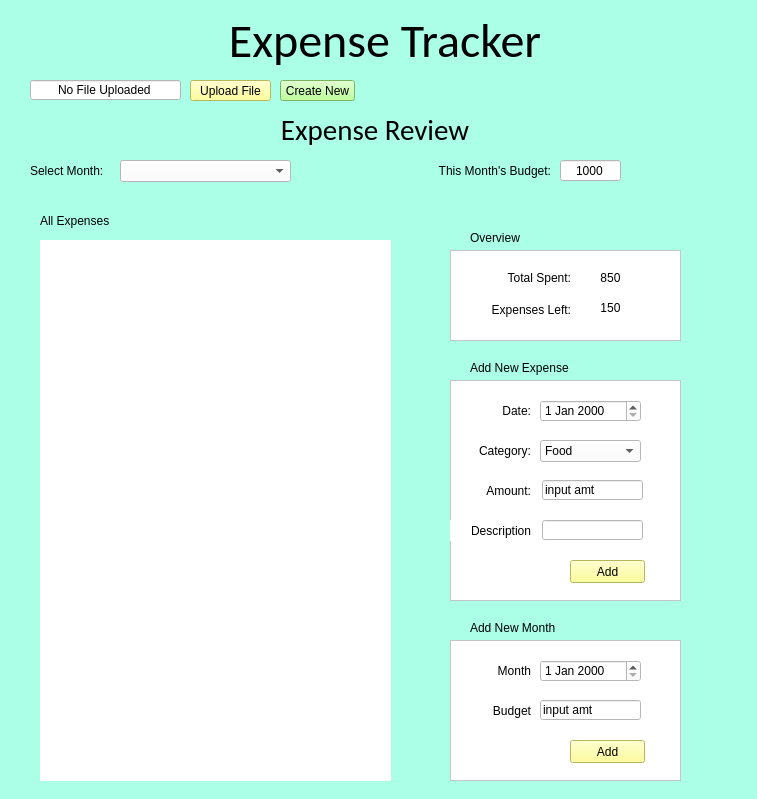
Old version of the form ExpenseTracker.ui in the repository darrylkwok/expense-tracker.
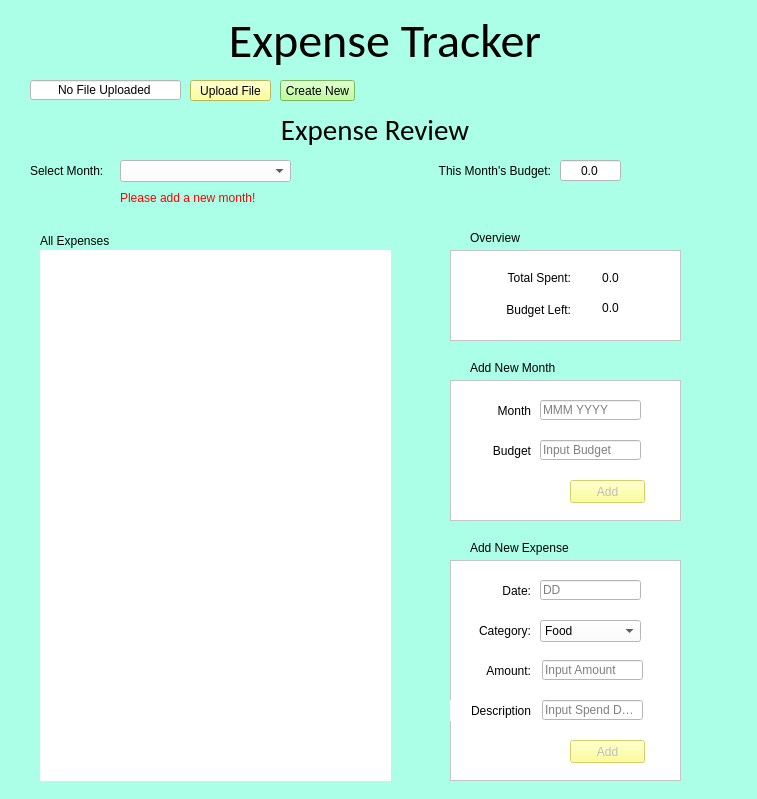
New version of the form.

Commit message: Add total monthly and daily expenses calculation

Diff of the .ui file:
```diff
--- a/ExpenseTracker.ui
+++ b/ExpenseTracker.ui
@@ -167,7 +167,7 @@
      <string notr="true">background-color: rgb(255, 255, 255);</string>
     </property>
     <property name="text">
-     <string>1000</string>
+     <string>0.0</string>
     </property>
     <property name="alignment">
      <set>Qt::AlignCenter</set>
@@ -199,7 +199,7 @@
     <property name="geometry">
      <rect>
       <x>40</x>
-      <y>210</y>
+      <y>230</y>
       <width>161</width>
       <height>21</height>
      </rect>
@@ -215,7 +215,7 @@
     <property name="geometry">
      <rect>
       <x>470</x>
-      <y>620</y>
+      <y>360</y>
       <width>141</width>
       <height>16</height>
      </rect>
@@ -287,7 +287,7 @@
       <string notr="true">font: 10pt &quot;MS Shell Dlg 2&quot;;</string>
      </property>
      <property name="text">
-      <string>850</string>
+      <string>0.0</string>
      </property>
      <property name="alignment">
       <set>Qt::AlignCenter</set>
@@ -315,7 +315,7 @@
       <string notr="true">font: 9pt &quot;MS Shell Dlg 2&quot;;</string>
      </property>
      <property name="text">
-      <string>Expenses Left:</string>
+      <string>Budget Left:</string>
      </property>
      <property name="alignment">
       <set>Qt::AlignRight|Qt::AlignTrailing|Qt::AlignVCenter</set>
@@ -334,7 +334,7 @@
       <string notr="true">font: 10pt &quot;MS Shell Dlg 2&quot;;</string>
      </property>
      <property name="text">
-      <string>150</string>
+      <string>0.0</string>
      </property>
      <property name="alignment">
       <set>Qt::AlignCenter</set>
@@ -345,7 +345,7 @@
     <property name="geometry">
      <rect>
       <x>450</x>
-      <y>640</y>
+      <y>380</y>
       <width>231</width>
       <height>141</height>
      </rect>
@@ -363,16 +363,6 @@
     <property name="frameShadow">
      <enum>QFrame::Raised</enum>
     </property>
-    <widget class="QDateEdit" name="newMonth_edit">
-     <property name="geometry">
-      <rect>
-       <x>90</x>
-       <y>20</y>
-       <width>101</width>
-       <height>22</height>
-      </rect>
-     </property>
-    </widget>
     <widget class="QLabel" name="newMonth_label">
      <property name="geometry">
       <rect>
@@ -392,7 +382,10 @@
       <set>Qt::AlignRight|Qt::AlignTrailing|Qt::AlignVCenter</set>
      </property>
     </widget>
-    <widget class="QPushButton" name="newMonthAdd_button">
+    <widget class="QPushButton" name="monthAdd_button">
+     <property name="enabled">
+      <bool>false</bool>
+     </property>
      <property name="geometry">
       <rect>
        <x>120</x>
@@ -408,7 +401,7 @@
       <string>Add</string>
      </property>
     </widget>
-    <widget class="QLabel" name="newBudget_edit">
+    <widget class="QLabel" name="newBudget_label">
      <property name="geometry">
       <rect>
        <x>20</x>
@@ -427,7 +420,7 @@
       <set>Qt::AlignRight|Qt::AlignTrailing|Qt::AlignVCenter</set>
      </property>
     </widget>
-    <widget class="QLineEdit" name="newBudget_edit_2">
+    <widget class="QLineEdit" name="newBudget_edit">
      <property name="geometry">
       <rect>
        <x>90</x>
@@ -437,7 +430,26 @@
       </rect>
      </property>
      <property name="text">
-      <string>input amt</string>
+      <string/>
+     </property>
+     <property name="placeholderText">
+      <string>Input Budget</string>
+     </property>
+    </widget>
+    <widget class="QLineEdit" name="newMonth_edit">
+     <property name="geometry">
+      <rect>
+       <x>90</x>
+       <y>20</y>
+       <width>101</width>
+       <height>20</height>
+      </rect>
+     </property>
+     <property name="text">
+      <string/>
+     </property>
+     <property name="placeholderText">
+      <string>MMM YYYY</string>
      </property>
     </widget>
    </widget>
@@ -445,7 +457,7 @@
     <property name="geometry">
      <rect>
       <x>470</x>
-      <y>360</y>
+      <y>540</y>
       <width>141</width>
       <height>16</height>
      </rect>
@@ -458,7 +470,7 @@
     <property name="geometry">
      <rect>
       <x>450</x>
-      <y>380</y>
+      <y>560</y>
       <width>231</width>
       <height>221</height>
      </rect>
@@ -560,7 +572,10 @@
       </rect>
      </property>
      <property name="text">
-      <string>input amt</string>
+      <string/>
+     </property>
+     <property name="placeholderText">
+      <string>Input Amount</string>
      </property>
     </widget>
     <widget class="QLabel" name="expenseDate_label">
@@ -582,17 +597,10 @@
       <set>Qt::AlignRight|Qt::AlignTrailing|Qt::AlignVCenter</set>
      </property>
     </widget>
-    <widget class="QDateEdit" name="expenseDate_edit">
-     <property name="geometry">
-      <rect>
-       <x>90</x>
-       <y>20</y>
-       <width>101</width>
-       <height>22</height>
-      </rect>
-     </property>
-    </widget>
     <widget class="QPushButton" name="expenseAdd_button">
+     <property name="enabled">
+      <bool>false</bool>
+     </property>
      <property name="geometry">
       <rect>
        <x>120</x>
@@ -620,6 +628,9 @@
      <property name="text">
       <string/>
      </property>
+     <property name="placeholderText">
+      <string>Input Spend Desc</string>
+     </property>
     </widget>
     <widget class="QLabel" name="expenseDescription_label">
      <property name="geometry">
@@ -640,6 +651,22 @@
       <set>Qt::AlignRight|Qt::AlignTrailing|Qt::AlignVCenter</set>
      </property>
     </widget>
+    <widget class="QLineEdit" name="expenseDate_edit">
+     <property name="geometry">
+      <rect>
+       <x>90</x>
+       <y>20</y>
+       <width>101</width>
+       <height>20</height>
+      </rect>
+     </property>
+     <property name="text">
+      <string/>
+     </property>
+     <property name="placeholderText">
+      <string>DD</string>
+     </property>
+    </widget>
    </widget>
    <widget class="QLabel" name="label_6">
     <property name="geometry">
@@ -658,9 +685,9 @@
     <property name="geometry">
      <rect>
       <x>40</x>
-      <y>240</y>
+      <y>250</y>
       <width>351</width>
-      <height>541</height>
+      <height>531</height>
      </rect>
     </property>
     <property name="styleSheet">
@@ -694,6 +721,25 @@
      <bool>false</bool>
     </attribute>
    </widget>
+   <widget class="QLabel" name="addMonth_alert">
+    <property name="enabled">
+     <bool>false</bool>
+    </property>
+    <property name="geometry">
+     <rect>
+      <x>120</x>
+      <y>190</y>
+      <width>141</width>
+      <height>16</height>
+     </rect>
+    </property>
+    <property name="styleSheet">
+     <string notr="true">color: rgb(255, 0, 0);</string>
+    </property>
+    <property name="text">
+     <string>Please add a new month!</string>
+    </property>
+   </widget>
    <zorder>review_label</zorder>
    <zorder>title_label</zorder>
    <zorder>fileSelected_display</zorder>
```
Left out of the diff: 20 changed lines with no effect on the pictures. The commit also changes 3 other files.
